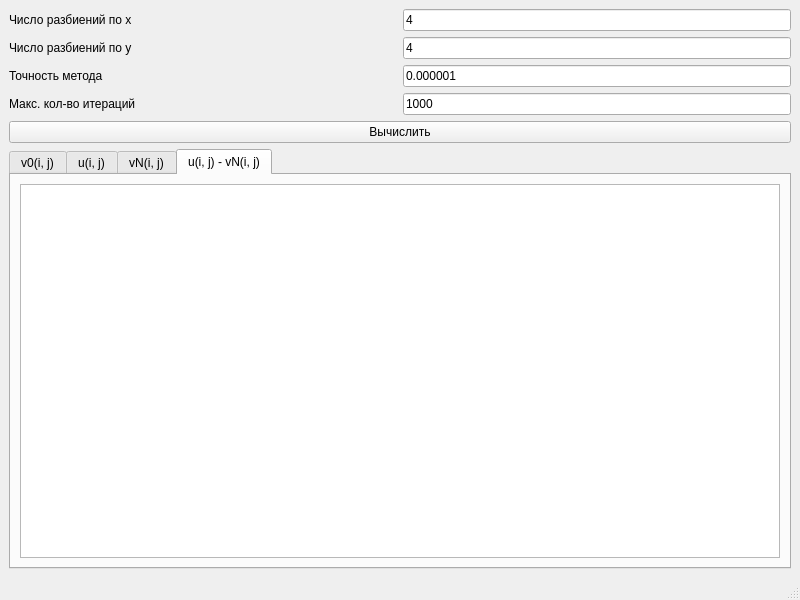
biareactor/nm_lab_13_dirichlet, file mainwindow.ui: the form before one commit.
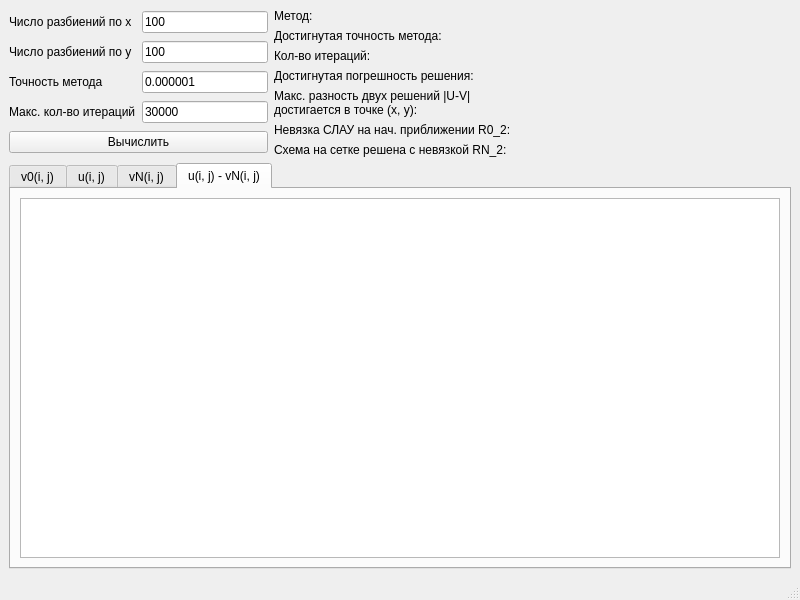
The form after the commit. The open tabs and pages were chosen to show the change.

Patch:
```diff
--- a/mainwindow.ui
+++ b/mainwindow.ui
@@ -16,6 +16,8 @@
   <widget class="QWidget" name="centralwidget">
    <layout class="QGridLayout" name="gridLayout_2">
     <item row="0" column="0">
+     <layout class="QHBoxLayout" name="horizontalLayout_12" stretch="1,2">
+      <item>
      <layout class="QVBoxLayout" name="verticalLayout">
       <item>
        <layout class="QHBoxLayout" name="horizontalLayout" stretch="1,1">
@@ -29,7 +31,7 @@
         <item>
          <widget class="QLineEdit" name="n">
           <property name="text">
-           <string>4</string>
+             <string>100</string>
           </property>
          </widget>
         </item>
@@ -47,7 +49,7 @@
         <item>
          <widget class="QLineEdit" name="m">
           <property name="text">
-           <string>4</string>
+             <string>100</string>
           </property>
          </widget>
         </item>
@@ -63,7 +65,7 @@
          </widget>
         </item>
         <item>
-         <widget class="QLineEdit" name="Nmax">
+           <widget class="QLineEdit" name="eps">
           <property name="text">
            <string>0.000001</string>
           </property>
@@ -81,9 +83,9 @@
          </widget>
         </item>
         <item>
-         <widget class="QLineEdit" name="eps">
+           <widget class="QLineEdit" name="Nmax">
           <property name="text">
-           <string>1000</string>
+             <string>30000</string>
           </property>
          </widget>
         </item>
@@ -98,8 +100,141 @@
       </item>
      </layout>
     </item>
+      <item>
+       <layout class="QVBoxLayout" name="verticalLayout_2">
+        <item>
+         <layout class="QHBoxLayout" name="horizontalLayout_5">
+          <item>
+           <widget class="QLabel" name="label_5">
+            <property name="text">
+             <string>Метод:</string>
+            </property>
+           </widget>
+          </item>
+          <item>
+           <widget class="QLabel" name="label_6">
+            <property name="text">
+             <string/>
+            </property>
+           </widget>
+          </item>
+         </layout>
+        </item>
+        <item>
+         <layout class="QHBoxLayout" name="horizontalLayout_6">
+          <item>
+           <widget class="QLabel" name="label_7">
+            <property name="text">
+             <string>Достигнутая точность метода:</string>
+            </property>
+           </widget>
+          </item>
+          <item>
+           <widget class="QLabel" name="eps_max">
+            <property name="text">
+             <string/>
+            </property>
+           </widget>
+          </item>
+         </layout>
+        </item>
+        <item>
+         <layout class="QHBoxLayout" name="horizontalLayout_7">
+          <item>
+           <widget class="QLabel" name="label_9">
+            <property name="text">
+             <string>Кол-во итераций:</string>
+            </property>
+           </widget>
+          </item>
+          <item>
+           <widget class="QLabel" name="N">
+            <property name="text">
+             <string/>
+            </property>
+           </widget>
+          </item>
+         </layout>
+        </item>
+        <item>
+         <layout class="QHBoxLayout" name="horizontalLayout_8">
+          <item>
+           <widget class="QLabel" name="label_11">
+            <property name="text">
+             <string>Достигнутая погрешность решения:</string>
+            </property>
+           </widget>
+          </item>
+          <item>
+           <widget class="QLabel" name="UV">
+            <property name="text">
+             <string/>
+            </property>
+           </widget>
+          </item>
+         </layout>
+        </item>
+        <item>
+         <layout class="QHBoxLayout" name="horizontalLayout_9">
+          <item>
+           <widget class="QLabel" name="label_13">
+            <property name="text">
+             <string>Макс. разность двух решений |U-V|
+достигается в точке (x, y):</string>
+            </property>
+           </widget>
+          </item>
+          <item>
+           <widget class="QLabel" name="UV_coord">
+            <property name="text">
+             <string/>
+            </property>
+           </widget>
+          </item>
+         </layout>
+        </item>
+        <item>
+         <layout class="QHBoxLayout" name="horizontalLayout_10">
+          <item>
+           <widget class="QLabel" name="label_17">
+            <property name="text">
+             <string>Невязка СЛАУ на нач. приближении R0_2: </string>
+            </property>
+           </widget>
+          </item>
+          <item>
+           <widget class="QLabel" name="R0">
+            <property name="text">
+             <string/>
+            </property>
+           </widget>
+          </item>
+         </layout>
+        </item>
+        <item>
+         <layout class="QHBoxLayout" name="horizontalLayout_11">
+          <item>
+           <widget class="QLabel" name="label_15">
+            <property name="text">
+             <string>Схема на сетке решена с невязкой RN_2:</string>
+            </property>
+           </widget>
+          </item>
+          <item>
+           <widget class="QLabel" name="RN">
+            <property name="text">
+             <string/>
+            </property>
+           </widget>
+          </item>
+         </layout>
+        </item>
+       </layout>
+      </item>
+     </layout>
+    </item>
     <item row="1" column="0">
-     <widget class="QTabWidget" name="uv_table">
+     <widget class="QTabWidget" name="tab_widget1">
       <property name="currentIndex">
        <number>1</number>
       </property>
@@ -146,7 +281,14 @@
        </attribute>
        <layout class="QGridLayout" name="gridLayout">
         <item row="0" column="0">
-         <widget class="QTableWidget" name="tableWidget_3"/>
+         <widget class="QTableWidget" name="uv_table">
+          <attribute name="horizontalHeaderVisible">
+           <bool>false</bool>
+          </attribute>
+          <attribute name="verticalHeaderVisible">
+           <bool>false</bool>
+          </attribute>
+         </widget>
         </item>
        </layout>
       </widget>
```
Left out of the diff: 20 changed lines with no effect on the pictures. Lines whose indentation alone changed are shown as unchanged.
